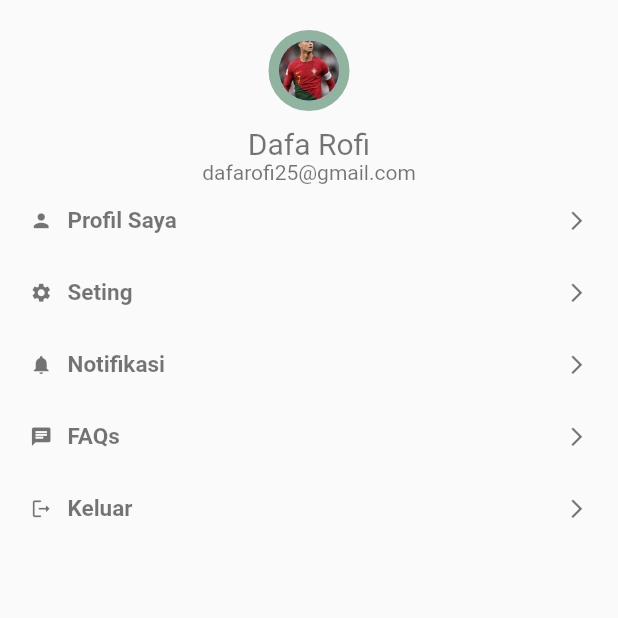
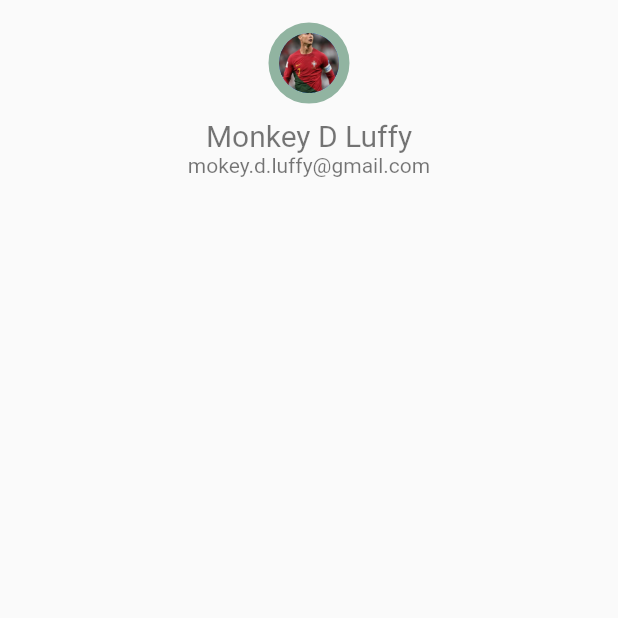
Before and after one commit to Dafa25/plant_app, a Flutter app: the ProfilPage screen opened directly, on a phone screen of 412 x 824 dp, the top half of it. Run offline on Flutter 3.47's test engine with Material 2 defaults, Android fonts, the phone set to English and light mode, and no system bars; our stand-ins replace animated_bottom_navigation_bar, page_transition.

Commit message:
menghapus profil

```diff
--- a/lib/ui/page/profile_page.dart
+++ b/lib/ui/page/profile_page.dart
@@ -16,7 +16,7 @@ class _ProfilPageState extends State<ProfilPage> {
     return Scaffold(
         body: SingleChildScrollView(
       child: Container(
-        padding: const EdgeInsets.all(20),
+        padding: const EdgeInsets.all(15),
         height: size.height,
         width: size.width,
         child: Column(
@@ -43,27 +43,13 @@ class _ProfilPageState extends State<ProfilPage> {
                 child: Column(
                   children: [
                     Text(
-                      "Dafa Rofi",
+                      "Monkey D Luffy",
                       style: TextStyle(color: Guide.secondColor, fontSize: 20),
                     ),
                     Text(
-                      "dafarofi25@gmail.com",
+                      "mokey.d.luffy@gmail.com",
                       style: TextStyle(color: Guide.secondColor),
                     ),
-                    const SizedBox(
-                      child: Column(
-                        children: [
-                          ProfileWidget(
-                              icon: Icons.person, title: "Profil Saya"),
-                          ProfileWidget(icon: Icons.settings, title: "Seting"),
-                          ProfileWidget(
-                              icon: Icons.notifications, title: "Notifikasi"),
-                          ProfileWidget(icon: Icons.chat, title: "FAQs"),
-                          ProfileWidget(
-                              icon: Icons.logout_rounded, title: "Keluar"),
-                        ],
-                      ),
-                    )
                   ],
                 ),
               ),
```
